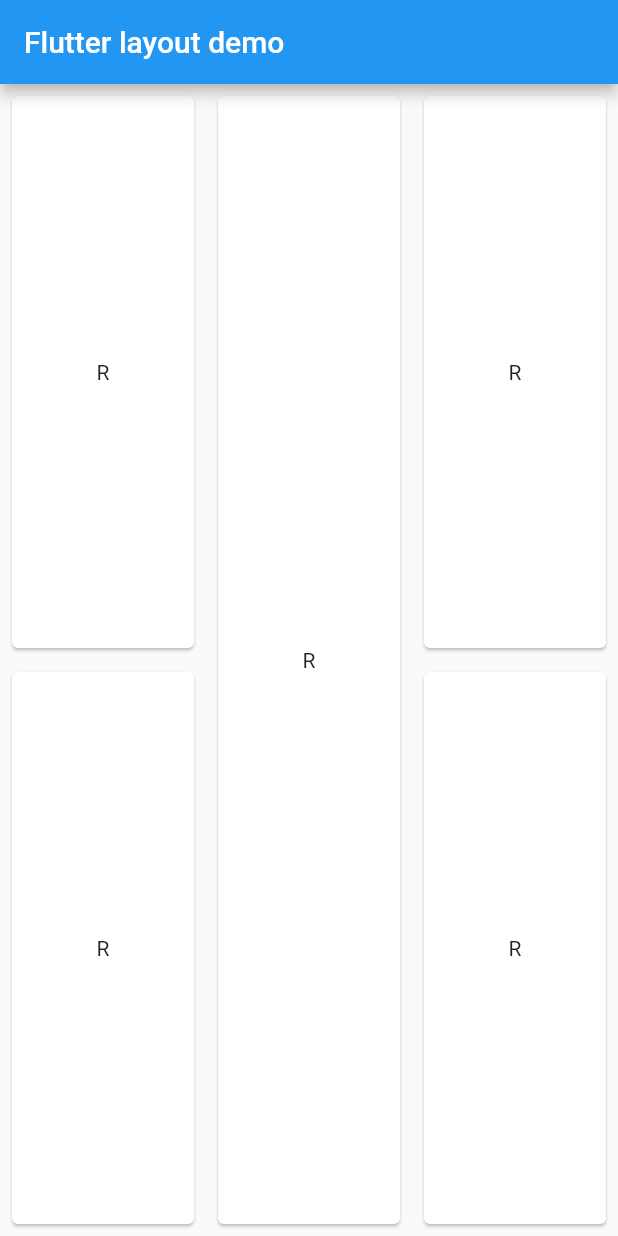
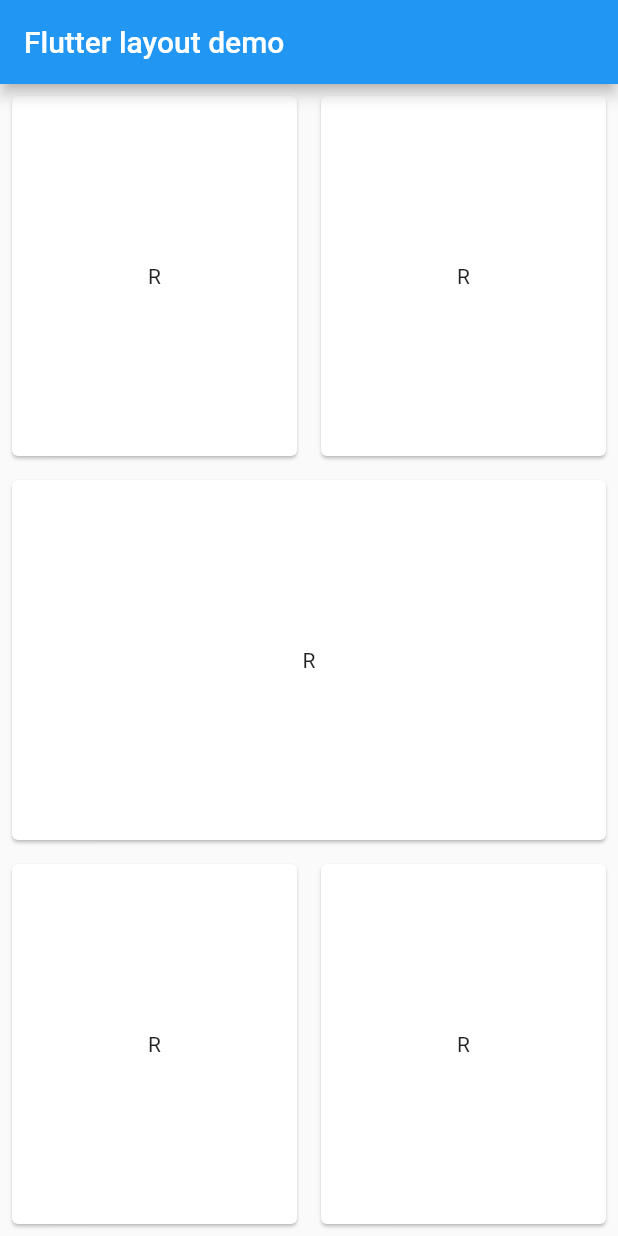
Before and after one commit to riansyahrobi8/Belajar-Flutter-UI, a Flutter app: the screen it shows after launch, on a phone screen of 412 x 824 dp. Run offline on Flutter 3.47's test engine with Material 2 defaults, Android fonts, the phone set to English and light mode, and no system bars.

```diff
--- a/lib/screens/CardLayoutBuilder.dart
+++ b/lib/screens/CardLayoutBuilder.dart
@@ -3,14 +3,9 @@ import 'package:flutter/material.dart';
 class CardLayoutBuilder extends StatelessWidget {
   @override
   Widget build(BuildContext context) {
-    return LayoutBuilder(builder: (context, constraint) {
-      print(constraint.maxHeight);
-      if (constraint.maxHeight < 600) {
-        return LayoutPortarit();
-      } else {
-        return LayoutLandscap();
-      }
-    });
+    return MediaQuery.of(context).orientation == Orientation.portrait
+        ? LayoutPortarit()
+        : LayoutLandscap();
   }
 }
 
```
